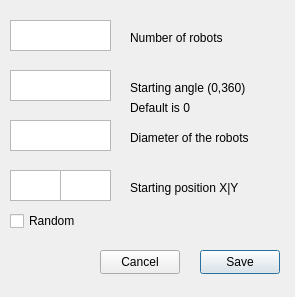
Above: ICP_PROJECT_2024/robot_settings.ui from ToxicToxon/ICP-PROJECT-2024 before the change. Below: the same form after it.
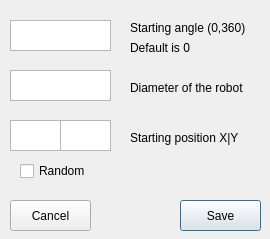
That is the form after the change.

What changed in the file:
```diff
--- a/ICP_PROJECT_2024/robot_settings.ui
+++ b/ICP_PROJECT_2024/robot_settings.ui
@@ -6,8 +6,8 @@
    <rect>
     <x>0</x>
     <y>0</y>
-    <width>295</width>
-    <height>297</height>
+    <width>270</width>
+    <height>239</height>
    </rect>
   </property>
   <property name="windowTitle">
@@ -33,20 +33,7 @@
 &lt;p align=&quot;center&quot; style=&quot;-qt-paragraph-type:empty; margin-top:0px; margin-bottom:0px; margin-left:0px; margin-right:0px; -qt-block-indent:0; text-indent:0px;&quot;&gt;&lt;br /&gt;&lt;/p&gt;&lt;/body&gt;&lt;/html&gt;</string>
    </property>
   </widget>
-  <widget class="QLabel" name="label">
-   <property name="geometry">
-    <rect>
-     <x>130</x>
-     <y>30</y>
-     <width>101</width>
-     <height>16</height>
-    </rect>
-   </property>
-   <property name="text">
-    <string>Number of robots</string>
-   </property>
-  </widget>
-  <widget class="QTextEdit" name="textEdit_2">
+  <widget class="QTextEdit" name="text_diameter">
    <property name="geometry">
     <rect>
      <x>10</x>
@@ -70,8 +57,8 @@
    <property name="geometry">
     <rect>
      <x>130</x>
-     <y>80</y>
-     <width>121</width>
+     <y>20</y>
+     <width>151</width>
      <height>16</height>
     </rect>
    </property>
@@ -79,44 +66,24 @@
     <string>Starting angle (0,360)</string>
    </property>
   </widget>
-  <widget class="QTextEdit" name="textEdit_3">
-   <property name="geometry">
-    <rect>
-     <x>10</x>
-     <y>120</y>
-     <width>101</width>
-     <height>31</height>
-    </rect>
-   </property>
-   <property name="html">
-    <string>&lt;!DOCTYPE HTML PUBLIC &quot;-//W3C//DTD HTML 4.0//EN&quot; &quot;http://www.w3.org/TR/REC-html40/strict.dtd&quot;&gt;
-&lt;html&gt;&lt;head&gt;&lt;meta name=&quot;qrichtext&quot; content=&quot;1&quot; /&gt;&lt;meta charset=&quot;utf-8&quot; /&gt;&lt;style type=&quot;text/css&quot;&gt;
-p, li { white-space: pre-wrap; }
-hr { height: 1px; border-width: 0; }
-li.unchecked::marker { content: &quot;\2610&quot;; }
-li.checked::marker { content: &quot;\2612&quot;; }
-&lt;/style&gt;&lt;/head&gt;&lt;body style=&quot; font-family:'Segoe UI'; font-size:9pt; font-weight:400; font-style:normal;&quot;&gt;
-&lt;p align=&quot;center&quot; style=&quot;-qt-paragraph-type:empty; margin-top:0px; margin-bottom:0px; margin-left:0px; margin-right:0px; -qt-block-indent:0; text-indent:0px;&quot;&gt;&lt;br /&gt;&lt;/p&gt;&lt;/body&gt;&lt;/html&gt;</string>
-   </property>
-  </widget>
   <widget class="QLabel" name="label_3">
    <property name="geometry">
     <rect>
      <x>130</x>
-     <y>130</y>
-     <width>161</width>
+     <y>80</y>
+     <width>151</width>
      <height>16</height>
     </rect>
    </property>
    <property name="text">
-    <string>Diameter of the robots</string>
+    <string>Diameter of the robot</string>
    </property>
   </widget>
   <widget class="QTextEdit" name="textEdit_4">
    <property name="geometry">
     <rect>
      <x>10</x>
-     <y>170</y>
+     <y>120</y>
      <width>51</width>
      <height>31</height>
     </rect>
@@ -128,15 +95,15 @@
 hr { height: 1px; border-width: 0; }
 li.unchecked::marker { content: &quot;\2610&quot;; }
 li.checked::marker { content: &quot;\2612&quot;; }
-&lt;/style&gt;&lt;/head&gt;&lt;body style=&quot; font-family:'Segoe UI'; font-size:9pt; font-weight:400; font-style:normal;&quot;&gt;
-&lt;p align=&quot;center&quot; style=&quot;-qt-paragraph-type:empty; margin-top:0px; margin-bottom:0px; margin-left:0px; margin-right:0px; -qt-block-indent:0; text-indent:0px;&quot;&gt;&lt;br /&gt;&lt;/p&gt;&lt;/body&gt;&lt;/html&gt;</string>
+&lt;/style&gt;&lt;/head&gt;&lt;body style=&quot; font-family:'.AppleSystemUIFont'; font-size:13pt; font-weight:400; font-style:normal;&quot;&gt;
+&lt;p align=&quot;center&quot; style=&quot;-qt-paragraph-type:empty; margin-top:0px; margin-bottom:0px; margin-left:0px; margin-right:0px; -qt-block-indent:0; text-indent:0px; font-family:'Segoe UI'; font-size:9pt;&quot;&gt;&lt;br /&gt;&lt;/p&gt;&lt;/body&gt;&lt;/html&gt;</string>
    </property>
   </widget>
   <widget class="QTextEdit" name="textEdit_5">
    <property name="geometry">
     <rect>
      <x>60</x>
-     <y>170</y>
+     <y>120</y>
      <width>51</width>
      <height>31</height>
     </rect>
@@ -148,15 +115,15 @@
 hr { height: 1px; border-width: 0; }
 li.unchecked::marker { content: &quot;\2610&quot;; }
 li.checked::marker { content: &quot;\2612&quot;; }
-&lt;/style&gt;&lt;/head&gt;&lt;body style=&quot; font-family:'Segoe UI'; font-size:9pt; font-weight:400; font-style:normal;&quot;&gt;
-&lt;p align=&quot;center&quot; style=&quot;-qt-paragraph-type:empty; margin-top:0px; margin-bottom:0px; margin-left:0px; margin-right:0px; -qt-block-indent:0; text-indent:0px;&quot;&gt;&lt;br /&gt;&lt;/p&gt;&lt;/body&gt;&lt;/html&gt;</string>
+&lt;/style&gt;&lt;/head&gt;&lt;body style=&quot; font-family:'.AppleSystemUIFont'; font-size:13pt; font-weight:400; font-style:normal;&quot;&gt;
+&lt;p align=&quot;center&quot; style=&quot;-qt-paragraph-type:empty; margin-top:0px; margin-bottom:0px; margin-left:0px; margin-right:0px; -qt-block-indent:0; text-indent:0px; font-family:'Segoe UI'; font-size:9pt;&quot;&gt;&lt;br /&gt;&lt;/p&gt;&lt;/body&gt;&lt;/html&gt;</string>
    </property>
   </widget>
   <widget class="QLabel" name="label_4">
    <property name="geometry">
     <rect>
      <x>130</x>
-     <y>180</y>
+     <y>130</y>
      <width>121</width>
      <height>16</height>
     </rect>
@@ -169,7 +136,7 @@
    <property name="geometry">
     <rect>
      <x>130</x>
-     <y>100</y>
+     <y>40</y>
      <width>71</width>
      <height>16</height>
     </rect>
@@ -181,10 +148,10 @@
   <widget class="QPushButton" name="pushButton">
    <property name="geometry">
     <rect>
-     <x>200</x>
-     <y>250</y>
-     <width>80</width>
-     <height>24</height>
+     <x>180</x>
+     <y>200</y>
+     <width>81</width>
+     <height>31</height>
     </rect>
    </property>
    <property name="text">
@@ -194,8 +161,8 @@
   <widget class="QCheckBox" name="checkBox">
    <property name="geometry">
     <rect>
-     <x>10</x>
-     <y>210</y>
+     <x>20</x>
+     <y>160</y>
      <width>78</width>
      <height>22</height>
     </rect>
@@ -207,10 +174,10 @@
   <widget class="QPushButton" name="pushButton_2">
    <property name="geometry">
     <rect>
-     <x>100</x>
-     <y>250</y>
-     <width>80</width>
-     <height>24</height>
+     <x>10</x>
+     <y>200</y>
+     <width>81</width>
+     <height>31</height>
     </rect>
    </property>
    <property name="text">
```
Left out of the diff: 16 changed lines with no effect on the pictures.
